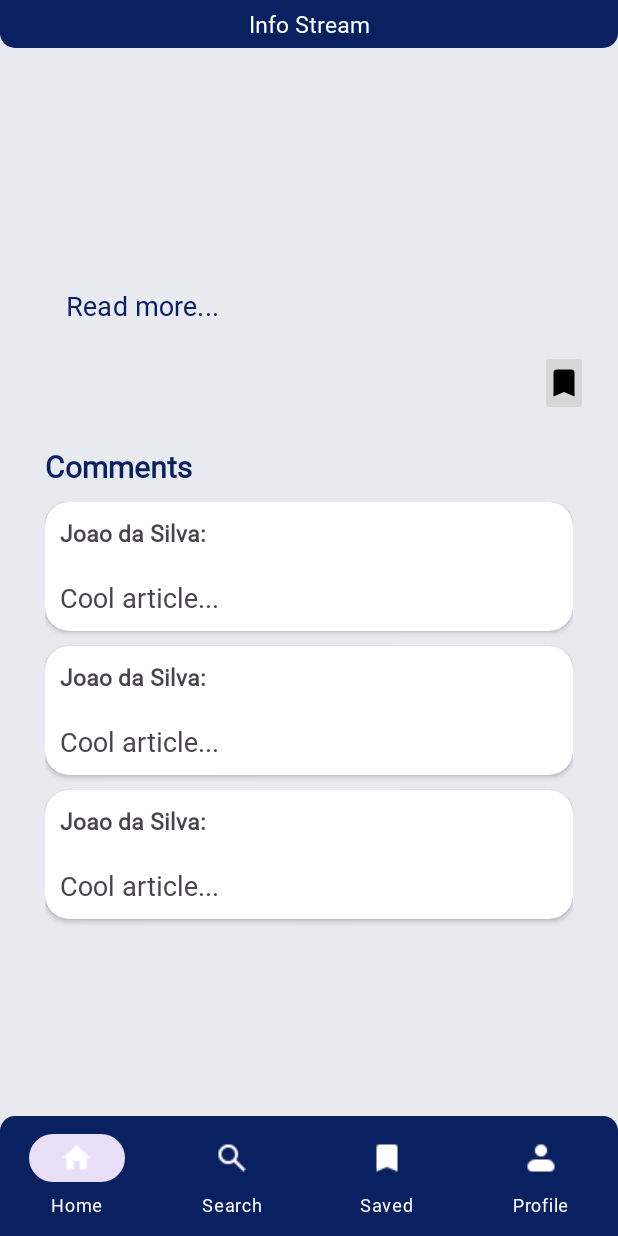
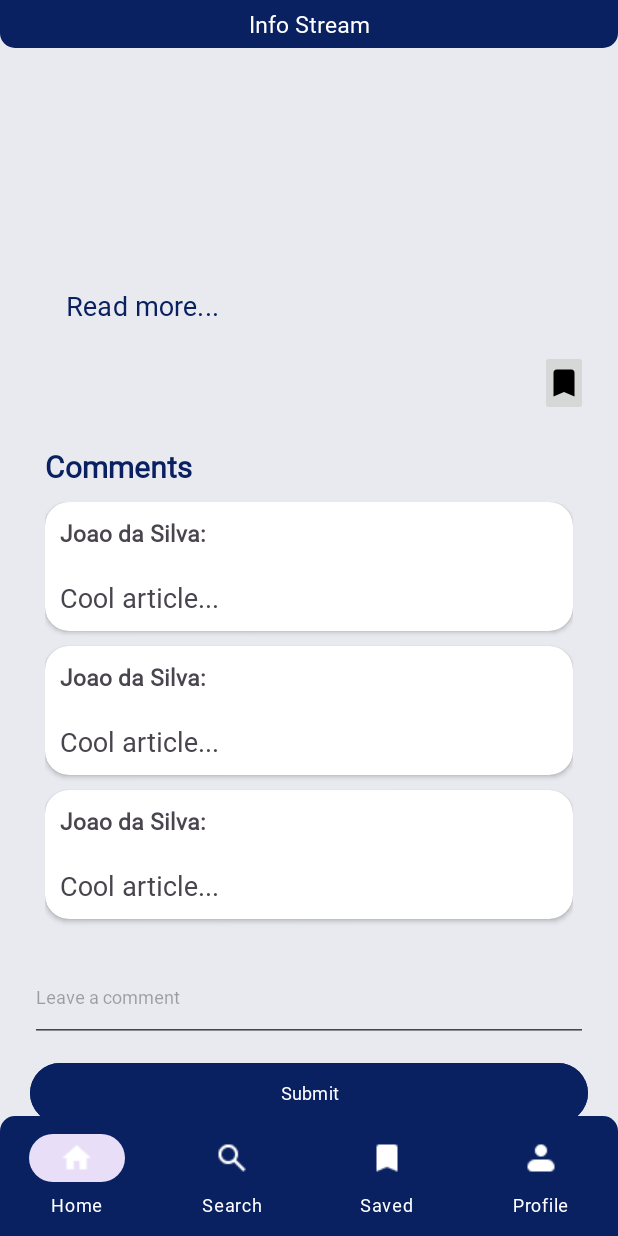
Before and after one commit to Android-Final-Project/android_news_app, an Android app: the layout activity_article.xml on its own in the app's theme, with its tools: preview values and no code run, on a phone screen of 412 x 824 dp. Run offline under Robolectric (Android 15) with nearby library versions, the phone set to English and light mode, and no system bars.

Commit message:
Update activity_article.xml

```diff
--- a/MyApplication/app/src/main/res/layout/activity_article.xml
+++ b/MyApplication/app/src/main/res/layout/activity_article.xml
@@ -107,7 +107,7 @@
             <ListView
                 android:id="@+id/atr_comment_list_view"
                 android:layout_width="match_parent"
-                android:layout_height="400dp"
+                android:layout_height="300dp"
                 android:layout_gravity="center"
                 android:layout_marginHorizontal="10dp"
                 android:divider="@android:color/transparent"
```
